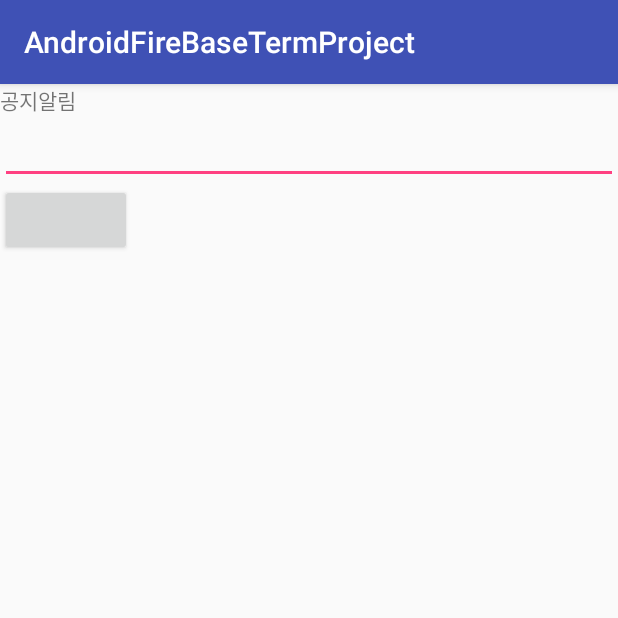
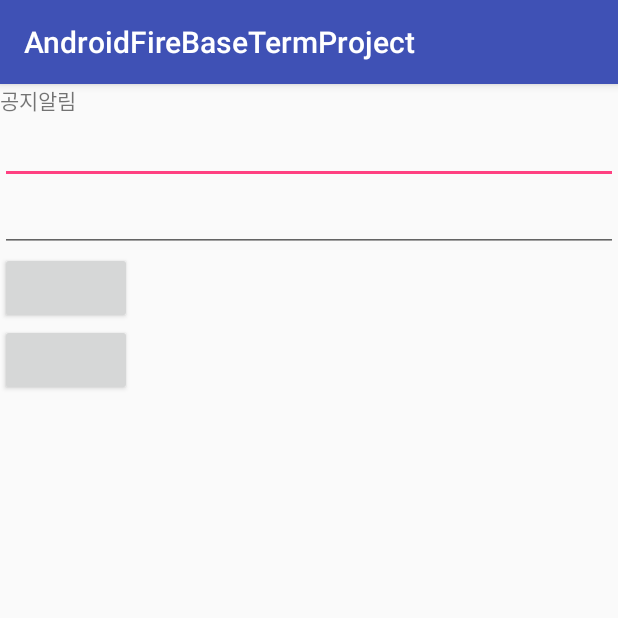
Before and after one commit to wjdghks158/AndroidFireBaseTermProject, an Android app: the WriteActivity screen opened directly, with no data from a screen before it, on a phone screen of 412 x 824 dp, the top half of it. Run offline under Robolectric (Android 15) with nearby library versions, the phone set to English and light mode, and no system bars; our stand-ins replace Firebase (no records; nobody signed in at launch, a user with empty details on screens opened directly).

```diff
--- a/app/src/main/java/com/example/unclej/androidfirebasetermproject/MainActivity.java
+++ b/app/src/main/java/com/example/unclej/androidfirebasetermproject/MainActivity.java
@@ -92,7 +92,10 @@ public class MainActivity extends AppCompatActivity {
                 Log.d("박정환","FloatingActionButton 클릭");
                 Snackbar.make(view, "Replace with your own action", Snackbar.LENGTH_LONG)
                         .setAction("Action", null).show();
+                Intent ii = getIntent();
+                String userID = ii.getStringExtra("USERID");
                 Intent i = new Intent(getApplicationContext(), WriteActivity.class);
+                i.putExtra("USERID",userID);
                 startActivity(i);
             }
         });
--- a/app/src/main/java/com/example/unclej/androidfirebasetermproject/WriteActivity.java
+++ b/app/src/main/java/com/example/unclej/androidfirebasetermproject/WriteActivity.java
@@ -1,30 +1,91 @@
 package com.example.unclej.androidfirebasetermproject;
 
+import android.content.Intent;
 import android.support.v7.app.AppCompatActivity;
 import android.os.Bundle;
+import android.util.Log;
 import android.view.View;
 import android.widget.Button;
 import android.widget.EditText;
 import android.widget.TextView;
 
+import com.google.firebase.auth.FirebaseAuth;
+import com.google.firebase.auth.FirebaseUser;
+import com.google.firebase.database.DataSnapshot;
+import com.google.firebase.database.DatabaseError;
+import com.google.firebase.database.DatabaseReference;
+import com.google.firebase.database.FirebaseDatabase;
+import com.google.firebase.database.ValueEventListener;
+
+import java.util.HashMap;
+
 public class WriteActivity extends AppCompatActivity {
-
+    private FirebaseAuth mAuth;
+    private FirebaseAuth.AuthStateListener mAuthListener;
     TextView subj;
     Button btn;
-
+    Button btn_read;
+    FirebaseDatabase database;
+    DatabaseReference myRef;
+    String userID;
     @Override
     protected void onCreate(Bundle savedInstanceState) {
         super.onCreate(savedInstanceState);
         setContentView(R.layout.activity_write);
+        Intent ii = getIntent();
+         userID = ii.getStringExtra("USERID");
+        Log.d("박정환", userID);
+        btn = (Button) findViewById(R.id.push);
+        btn_read = (Button) findViewById(R.id.read);;
+        subj = (TextView)findViewById(R.id.subject);
+        // Write a message to the database
 
-        subj = (TextView)findViewById(R.id.subject);
+        mAuth = FirebaseAuth.getInstance();
+        FirebaseUser user = mAuth.getCurrentUser();
 
-        String text = ((EditText)findViewById(R.id.edit_text)).getText().toString();
+        if(user == null) {
+            finish();
+            return ;
+        }
 
-        btn.setOnClickListener(new View.OnClickListener() {
+
+
+      btn.setOnClickListener(new View.OnClickListener() {
             @Override
             public void onClick(View v) {
+                String title = ((EditText)findViewById(R.id.edit_title)).getText().toString();
+                String body = ((EditText)findViewById(R.id.edit_body)).getText().toString();
+                database = FirebaseDatabase.getInstance();
+                myRef = database.getReference("post");
+                String key = myRef.push().getKey();
+                HashMap<String, Object> postValues =  new HashMap<>();
+                postValues.put("userID", userID);
+                postValues.put("title", title);
+                postValues.put("body", body);
 
+                myRef.child(key).setValue(postValues);
+
+            }
+        });
+
+        btn_read.setOnClickListener(new View.OnClickListener() {
+            String title;
+            String body;
+
+            @Override
+            public void onClick(View v) {
+                myRef = database.getReference("post");
+                myRef.addValueEventListener(new ValueEventListener() {
+                    @Override
+                    public void onDataChange(DataSnapshot dataSnapshot) {
+                        //title = dataSnapshot.getValue("");
+                    }
+
+                    @Override
+                    public void onCancelled(DatabaseError databaseError) {
+
+                    }
+                });
             }
         });
     }
--- a/app/src/main/res/layout/activity_write.xml
+++ b/app/src/main/res/layout/activity_write.xml
@@ -14,7 +14,11 @@
         android:layout_height="wrap_content" />
 
     <EditText
-        android:id="@+id/edit_text"
+        android:id="@+id/edit_title"
+        android:layout_width="match_parent"
+        android:layout_height="wrap_content" />
+    <EditText
+        android:id="@+id/edit_body"
         android:layout_width="match_parent"
         android:layout_height="wrap_content" />
 
@@ -22,4 +26,10 @@
         android:id="@+id/push"
         android:layout_width="wrap_content"
         android:layout_height="wrap_content" />
+
+    <Button
+        android:id="@+id/read"
+        android:layout_width="wrap_content"
+        android:layout_height="wrap_content" />
+
 </LinearLayout>
```
Also changed, not shown: app/src/main/java/com/example/unclej/androidfirebasetermproject/LoginActivity.java (+17 -9 lines), 1 other file.
